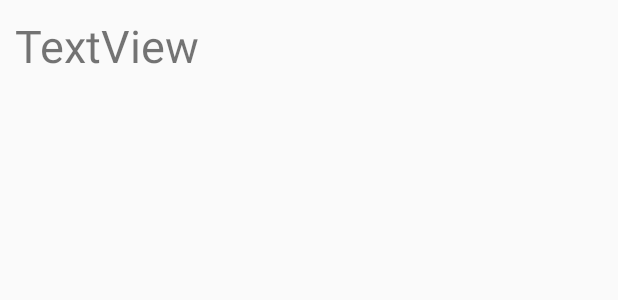
After one commit to Muneiahtellakula/android_development, an Android app: the layout main_recycler_design.xml on its own in the app's theme, with its tools: preview values and no code run, on a phone screen of 412 x 824 dp. The commit adds this screen. Shown: the top 300 px of the screen. Run offline under Robolectric (Android 15) with nearby library versions, the phone set to English and light mode, and no system bars.

Commit message:
Recyclerview main added

```diff
--- a/Android2020/app/src/main/java/com/muneiah/android2020/MainActivity.java
+++ b/Android2020/app/src/main/java/com/muneiah/android2020/MainActivity.java
@@ -24,6 +24,8 @@ public class MainActivity extends AppCompatActivity {
 
     private AppBarConfiguration mAppBarConfiguration;
 MyReceiver mReceiver;
+    MainAdapter mainAdapter;
+    String tit[];
     @Override
     protected void onCreate(Bundle savedInstanceState) {
         super.onCreate(savedInstanceState);
@@ -41,6 +43,8 @@ MyReceiver mReceiver;
                         .setAction("Action", null).show();
             }
         });
+        tit=getResources().getStringArray(R.array.topic_names);
+        mainAdapter=new MainAdapter(MainActivity.this,tit);
         DrawerLayout drawer = findViewById(R.id.drawer_layout);
         NavigationView navigationView = findViewById(R.id.nav_view);
         // Passing each menu ID as a set of Ids because each
--- /dev/null
+++ b/Android2020/app/src/main/res/layout/main_recycler_design.xml
@@ -0,0 +1,17 @@
+<?xml version="1.0" encoding="utf-8"?>
+<LinearLayout xmlns:app="http://schemas.android.com/apk/res-auto"
+    android:orientation="horizontal"
+    android:weightSum="1"
+    android:layout_margin="10dp"
+    xmlns:android="http://schemas.android.com/apk/res/android" android:layout_width="match_parent"
+    android:layout_height="wrap_content">
+
+    <TextView
+        android:id="@+id/tv_main_rec_titile"
+        android:layout_width="0dp"
+        android:layout_height="wrap_content"
+        android:layout_weight="1"
+        android:textSize="30sp"
+        android:text="TextView" />
+
+</LinearLayout>
```
Also changed, not shown: Android2020/app/src/main/java/com/muneiah/android2020/MainAdapter.java (added, +45 -0 lines), Android2020/app/src/main/res/values/strings.xml (+13 -0 lines), Android2020/app/src/main/res/layout/fragment_home.xml (line endings or trailing spaces).
